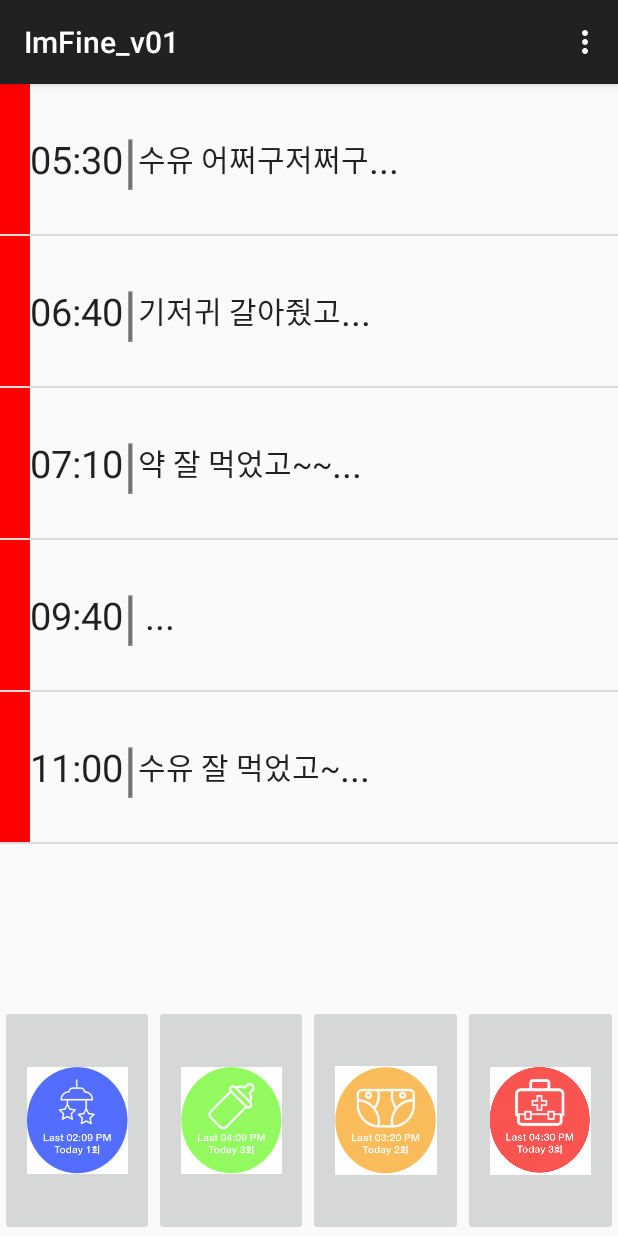
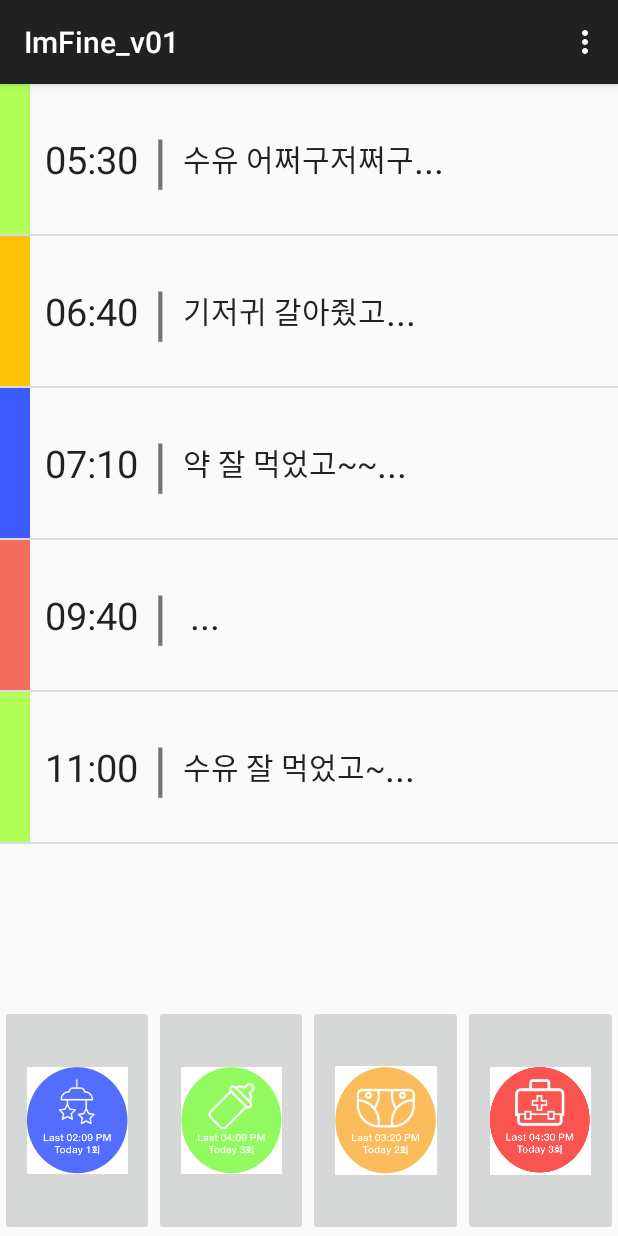
Before and after one commit to TaesunAndNunas/android, an Android app: the Main screen opened directly, with no data from a screen before it, on a phone screen of 412 x 824 dp. Run offline under Robolectric (Android 15) with nearby library versions, the phone set to English and light mode, and no system bars.

Commit message:
adapter color bar 수정

```diff
--- a/app/src/main/java/backend/android/hyes/imfine_v01/CustomAdapter.java
+++ b/app/src/main/java/backend/android/hyes/imfine_v01/CustomAdapter.java
@@ -3,7 +3,7 @@ package backend.android.hyes.imfine_v01;
 import android.app.Activity;
 import android.content.Context;
 import android.graphics.Color;
-import android.graphics.PorterDuff;
+import android.util.Log;
 import android.view.LayoutInflater;
 import android.view.View;
 import android.view.ViewGroup;
@@ -41,8 +41,12 @@ public class CustomAdapter extends ArrayAdapter<Item> {
         TextView time = (TextView) row.findViewById(R.id.time);
         TextView info = (TextView) row.findViewById(R.id.info);
 
-        color_index.getBackground().setColorFilter(Color.RED, PorterDuff.Mode.MULTIPLY);
+//        color_index.getBackground().setColorFilter(Color.RED, PorterDuff.Mode.MULTIPLY);
+//        color_index.setBackgroundColor(Color.RED);
         //확인해볼 것!
+        String color = data.get(position).getColor_idx();
+        Log.i("color", color);
+        color_index.setBackgroundColor(Color.parseColor(color));
 
         time.setText(data.get(position).getTime());
         info.setText(data.get(position).getDetails());
--- a/app/src/main/java/backend/android/hyes/imfine_v01/Main.java
+++ b/app/src/main/java/backend/android/hyes/imfine_v01/Main.java
@@ -14,7 +14,7 @@ public class Main extends ActionBarActivity {
     private ArrayList<Item> temp = new ArrayList<Item>();
     ListView listView;
 
-    String[] color_idx = {"red", "blue", "yellow", "black", "red"};
+    String[] color_idx = {"#B2FF59", "#FFC107", "#3D5AFE", "#F36C60", "#B2FF59"};
     String[] times = {"05:30", "06:40", "07:10", "09:40", "11:00"};
     String[] info ={"수유 어쩌구저쩌구", "기저귀 갈아줬고", "약 잘 먹었고~~", " ", "수유 잘 먹었고~"};
 
--- a/app/src/main/res/layout/custom_list_row.xml
+++ b/app/src/main/res/layout/custom_list_row.xml
@@ -16,7 +16,9 @@
         android:textAppearance="?android:attr/textAppearanceLarge"
         android:text="Large Text"
         android:id="@+id/time"
-        android:textSize="25dp" />
+        android:textSize="25dp"
+        android:paddingLeft="10dp"
+        android:paddingRight="10dp" />
 
     <TextView
         android:layout_width="wrap_content"
@@ -31,7 +33,8 @@
         android:textAppearance="?android:attr/textAppearanceLarge"
         android:text="details"
         android:id="@+id/info"
-        android:textSize="20dp" />
+        android:textSize="20dp"
+        android:paddingLeft="10dp" />
 
     <TextView
         android:layout_width="wrap_content"
```
